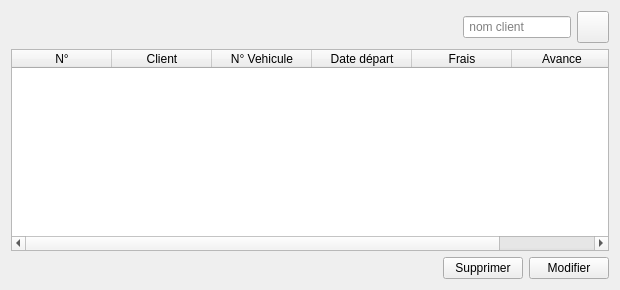
The window that src/views/BookingList/BookingListView.ui (DinaTolotra/QReservation) describes before a commit, drawn with Qt 5.
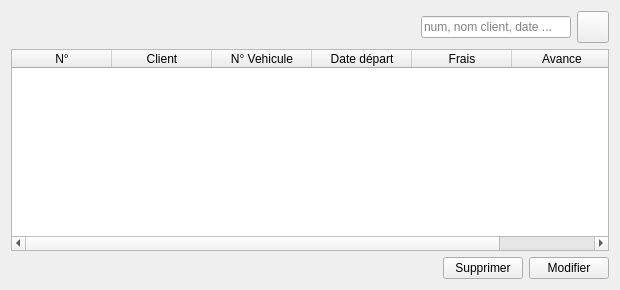
The same window after the commit. Icons and pictures are not drawn.

Commit message: Filter client and booking by num, name, date and tel

The edit to the form file:
```diff
--- a/src/views/BookingList/BookingListView.ui
+++ b/src/views/BookingList/BookingListView.ui
@@ -37,8 +37,14 @@
      </item>
      <item>
       <widget class="QLineEdit" name="searchIn">
+       <property name="minimumSize">
+        <size>
+         <width>150</width>
+         <height>0</height>
+        </size>
+       </property>
        <property name="placeholderText">
-        <string> nom client</string>
+        <string>num, nom client, date ...</string>
        </property>
       </widget>
      </item>
```
The commit also changes 13 other files.
